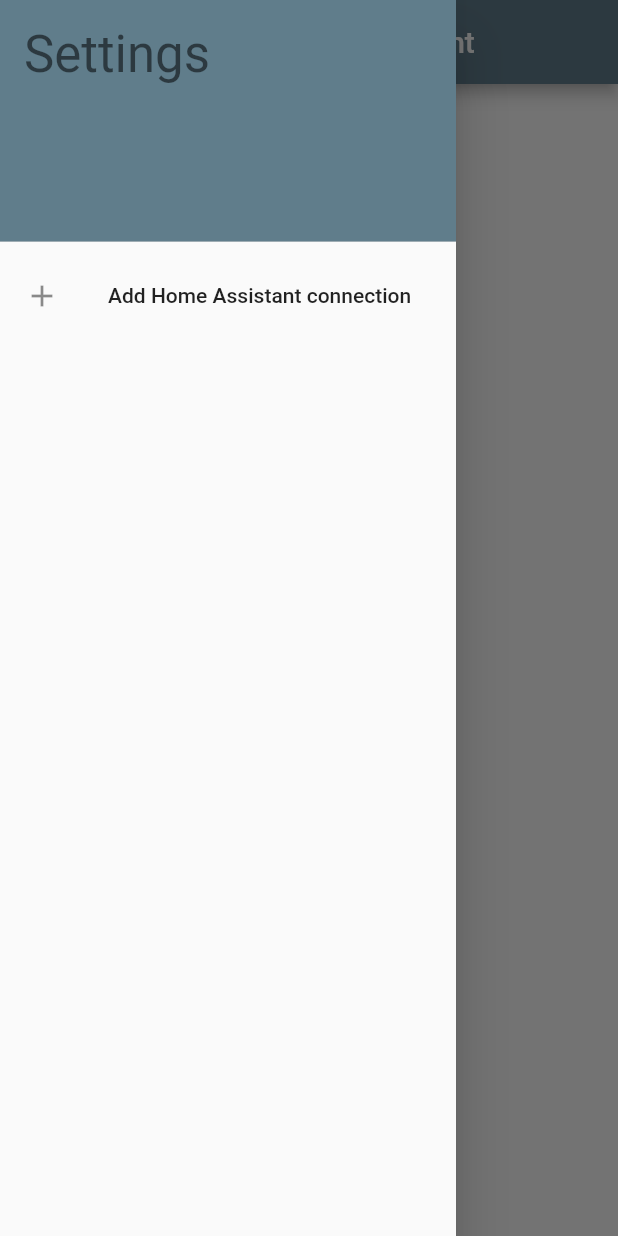
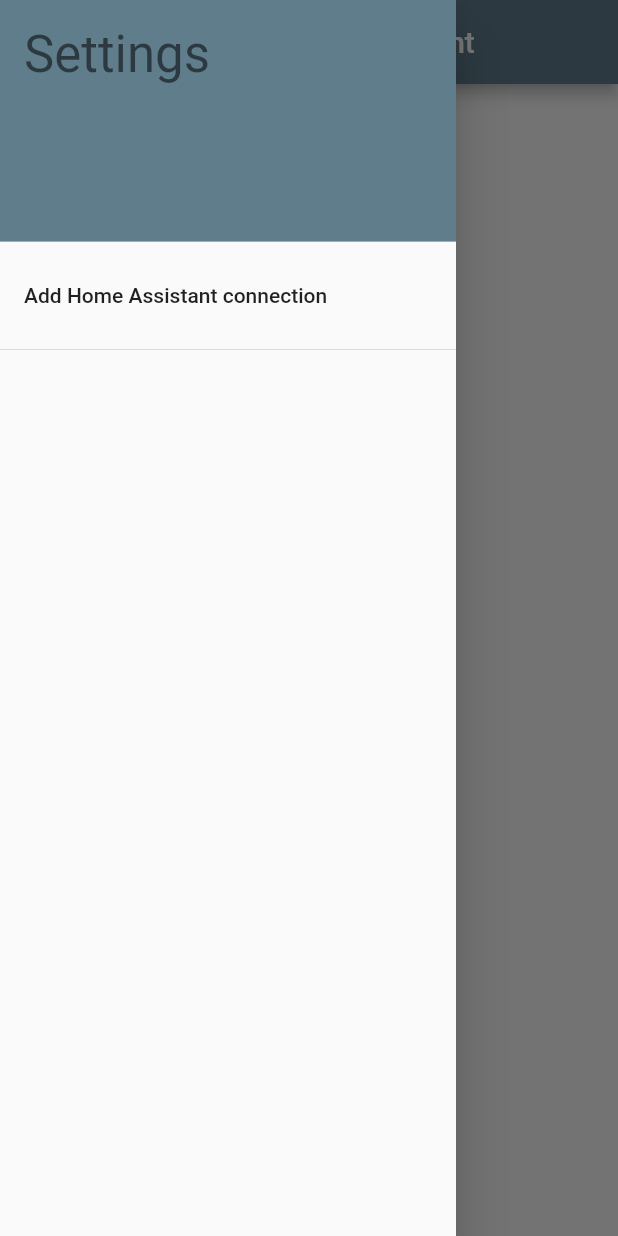
Before and after one commit to feelx88/fafnir, a Flutter app: the screen it shows after launch, with the side drawer open, on a phone screen of 412 x 824 dp. Run offline on Flutter 3.47's test engine with Material 2 defaults, Android fonts, the phone set to English and light mode, and no system bars; our stand-ins replace shared_preferences; missing offline and left inert: flutter_barcode_scanner, flutter_windowmanager.

Commit message:
Changed up dialog buttons a bit.

```diff
--- a/lib/dialogs/add_connection_dialog.dart
+++ b/lib/dialogs/add_connection_dialog.dart
@@ -45,7 +45,7 @@
                     Navigator.pop(context);
                   },
                 ),
-                TextButton(
+                ElevatedButton(
                   child: const Text('Save'),
                   onPressed: () => saveCallback(name, url, token),
                 )
--- a/lib/dialogs/confirm_dialog.dart
+++ b/lib/dialogs/confirm_dialog.dart
@@ -2,7 +2,8 @@
 
 class ConfirmDialog {
   static void create(BuildContext context, String title, String questionText,
-      String confirmButtonText, VoidCallback callback) async {
+      String confirmButtonText, VoidCallback callback,
+      {Color? positiveButtonColor}) async {
     await showDialog<bool>(
         context: context,
         builder: (BuildContext context) {
@@ -18,8 +19,9 @@
                   'Cancel',
                 ),
               ),
-              TextButton(
+              ElevatedButton(
                 onPressed: callback,
+                style: ElevatedButton.styleFrom(primary: positiveButtonColor),
                 child: Text(
                   confirmButtonText,
                 ),
--- a/lib/fafnir_app.dart
+++ b/lib/fafnir_app.dart
@@ -10,6 +10,10 @@
   Widget build(BuildContext context) {
     return MaterialApp(
       title: appName,
+      darkTheme: ThemeData(
+        brightness: Brightness.dark,
+        primarySwatch: Colors.blueGrey,
+      ),
       theme: ThemeData(
         primarySwatch: Colors.blueGrey,
       ),
--- a/lib/views/main_view.dart
+++ b/lib/views/main_view.dart
@@ -46,20 +46,27 @@
     });
   }
 
-  Future<void> _deleteConnection(HomeAssistantConnection connection) async {
-    ConfirmDialog.create(context, 'Delete connection',
-        'Really delete connection ${connection.name}?', 'Delete', () async {
+  void _deleteConnection(HomeAssistantConnection connection) async {
+    ConfirmDialog.create(
+      context,
+      'Delete connection',
+      'Really delete connection ${connection.name}?',
+      'Delete',
+      () async {
         SharedPreferences prefs = await SharedPreferences.getInstance();
         List<HomeAssistantConnection> connections =
             HomeAssistantConnection.fromPrefs(prefs, homeAssistantUrlsKey);
         connections.removeWhere(
             (connectionToCheck) => connectionToCheck.name == connection.name);
-      HomeAssistantConnection.toPrefs(prefs, homeAssistantUrlsKey, connections);
+        HomeAssistantConnection.toPrefs(
+            prefs, homeAssistantUrlsKey, connections);
         setState(() {
           _homeAssistantConnections = connections;
           Navigator.pop(context);
         });
-    });
+      },
+      positiveButtonColor: Theme.of(context).errorColor,
+    );
   }
 
   void _addEntity() {}
@@ -81,10 +88,10 @@
             ),
           ),
           ListTile(
-            leading: const Icon(Icons.add),
             title: const Text('Add Home Assistant connection'),
             onTap: _addConnection,
           ),
+          const Divider(),
           ...(_homeAssistantConnections
               .map((connection) => ListTile(
                     title: Text(connection.name),
@@ -97,22 +104,19 @@
               .toList())
         ]),
       ),
-      body: Center(
+      body: _homeAssistantConnections.isEmpty ||
+              _homeAssistantConnections.first.entities == null
+          ? Center(
               child: Column(
                 mainAxisAlignment: MainAxisAlignment.center,
-          children: _homeAssistantConnections.isEmpty
-              ? <Widget>[
+                children: [
                   _homeAssistantConnections.isEmpty
                       ? const Text('No connections configured')
-                      : const SizedBox.shrink(),
-                ]
-              : <Widget>[
-                  _homeAssistantConnections.first.entities == null
-                      ? const Text('No entities configured')
-                      : const SizedBox.shrink(),
+                      : const Text('No entities configured')
                 ],
               ),
-      ),
+            )
+          : const SizedBox.shrink(),
       floatingActionButton: _homeAssistantConnections.isNotEmpty
           ? FloatingActionButton(
               onPressed: _addEntity,
```
Lines whose indentation alone changed are shown as unchanged.
